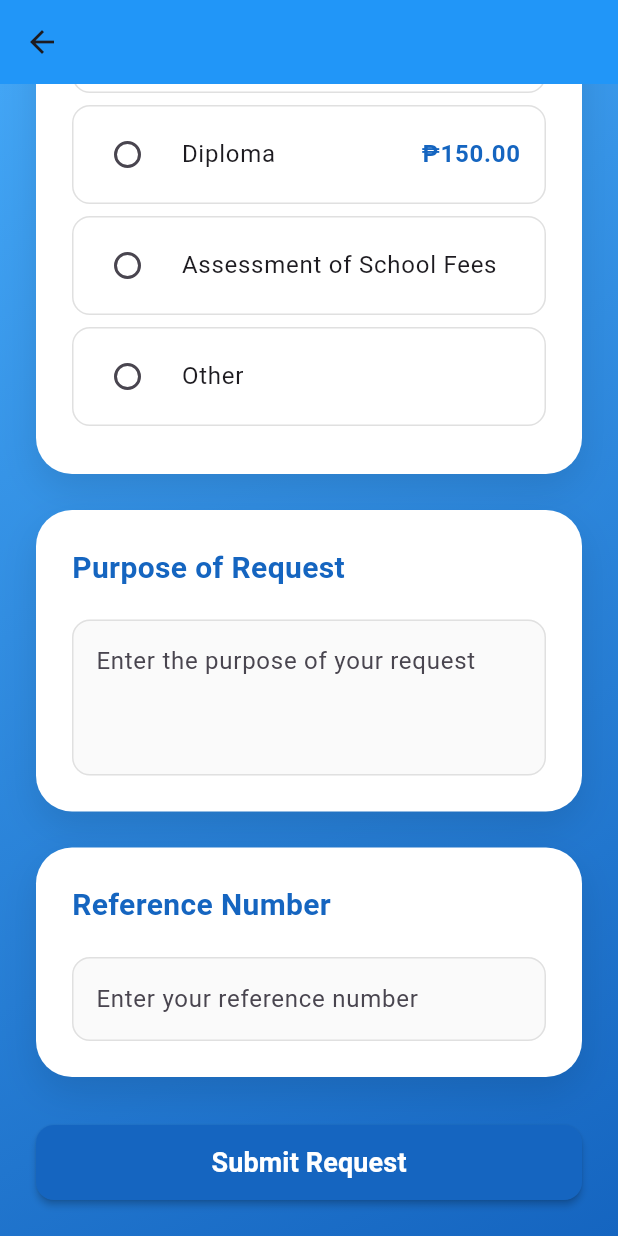
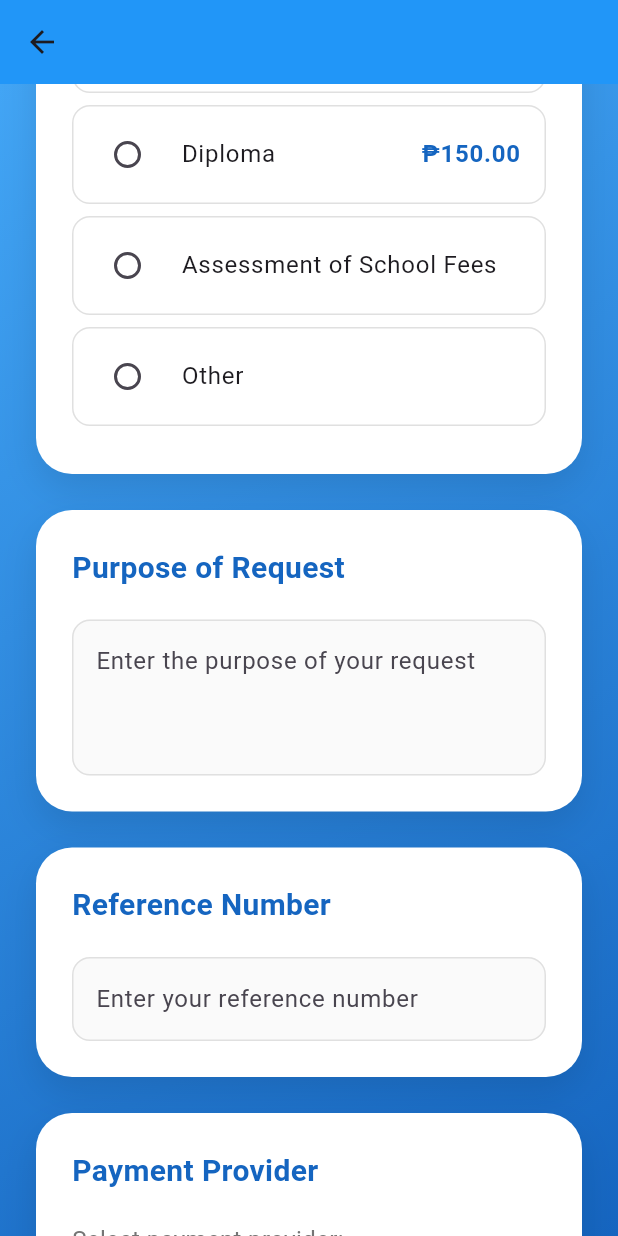
Before and after one commit to rammne/odrs, a Flutter app: the DocumentRequestScreen screen opened by its route, scrolled down 704 dp, on a phone screen of 412 x 824 dp. Run offline on Flutter 3.47's test engine with Material 3 defaults, Android fonts, the light colour scheme and no system bars; our stand-ins replace cloud_firestore, firebase_auth, firebase_core, pdf, printing, rxdart; accounts and stored records are empty; statements that could not run were skipped.

Commit message:
provider and price

```diff
--- a/lib/presentation/screens/admin/document_requests_list_screen.dart
+++ b/lib/presentation/screens/admin/document_requests_list_screen.dart
@@ -272,6 +272,8 @@ class _DocumentRequestsScreenState extends State<DocumentRequestsScreen> {
         purpose: data['purpose'],
         copyType: data['copyType'],
         referenceNumber: data['referenceNumber'],
+        paymentProvider: data['paymentProvider'],
+        price: data['price'],
       );
     } catch (e) {
       ScaffoldMessenger.of(context).showSnackBar(
--- a/lib/presentation/screens/admin/user_profile_screen.dart
+++ b/lib/presentation/screens/admin/user_profile_screen.dart
@@ -277,6 +277,8 @@ class AUserProfileScreen extends StatelessWidget {
         purpose: data['purpose'],
         copyType: data['copyType'],
         referenceNumber: data['referenceNumber'],
+        paymentProvider: data['paymentProvider'],
+        price: data['price'],
       );
     } catch (e) {
       ScaffoldMessenger.of(context).showSnackBar(
--- a/lib/presentation/screens/user/document_request.dart
+++ b/lib/presentation/screens/user/document_request.dart
@@ -65,6 +65,14 @@ class _DocumentRequestScreenState extends State<DocumentRequestScreen> {
   final List<String> _copyTypes = [
     "Hard Copy",
     "Soft Copy"
+  ];
+
+  // Add payment provider options
+  String _paymentProvider = "GCash";
+  final List<String> _paymentProviders = [
+    "GCash",
+    "BDO",
+    "BPI"
   ];
 
   @override
@@ -200,6 +208,8 @@ class _DocumentRequestScreenState extends State<DocumentRequestScreen> {
         'lastUpdated': FieldValue.serverTimestamp(),
         'copyType': _copyType,
         'referenceNumber': _referenceNumber,
+        'paymentProvider': _paymentProvider,
+        'price': _calculateTotalPrice(), // Add this line to store the price
       });
 
       // Generate and show receipt
@@ -213,6 +223,8 @@ class _DocumentRequestScreenState extends State<DocumentRequestScreen> {
         purpose: _purposeText,
         copyType: _copyType,
         referenceNumber: _referenceNumber,
+        paymentProvider: _paymentProvider, // Add this line
+        price: _calculateTotalPrice(), // Add this line
       );
 
       setState(() {
@@ -368,6 +380,44 @@ class _DocumentRequestScreenState extends State<DocumentRequestScreen> {
                               ),
                             ),
                             onChanged: (value) => _referenceNumber = value,
+                          ),
+                        ),
+                        const SizedBox(height: 24),
+                        _buildCard(
+                          title: 'Payment Provider',
+                          child: Column(
+                            crossAxisAlignment: CrossAxisAlignment.start,
+                            children: [
+                              Text(
+                                "Select payment provider:",
+                                style: TextStyle(
+                                  fontSize: 16,
+                                  color: Colors.grey[600],
+                                ),
+                              ),
+                              const SizedBox(height: 8),
+                              Container(
+                                padding: const EdgeInsets.symmetric(horizontal: 16),
+                                decoration: BoxDecoration(
+                                  border: Border.all(color: Colors.grey[300]!),
+                                  borderRadius: BorderRadius.circular(12),
+                                  color: Colors.grey[50],
+                                ),
+                                child: DropdownButtonHideUnderline(
+                                  child: DropdownButton<String>(
+                                    value: _paymentProvider,
+                                    isExpanded: true,
+                                    items: _paymentProviders.map((provider) {
+                                      return DropdownMenuItem<String>(
+                                        value: provider,
+                                        child: Text(provider),
+                                      );
+                                    }).toList(),
+                                    onChanged: (value) => setState(() => _paymentProvider = value!),
+                                  ),
+                                ),
+                              ),
+                            ],
                           ),
                         ),
                         const SizedBox(height: 32),
--- a/lib/presentation/screens/user/request_history_screen.dart
+++ b/lib/presentation/screens/user/request_history_screen.dart
@@ -167,6 +167,8 @@ class RequestHistoryScreen extends StatelessWidget {
                                       purpose: requestData['purpose'] ??
                                           'Not specified',
                                       copyType: 'original',
+                                      paymentProvider: requestData['paymentProvider'] ?? 'Unknown',
+                                      price: requestData['price'] ?? 0.0,
                                     );
                                   },
                                 ),
```
